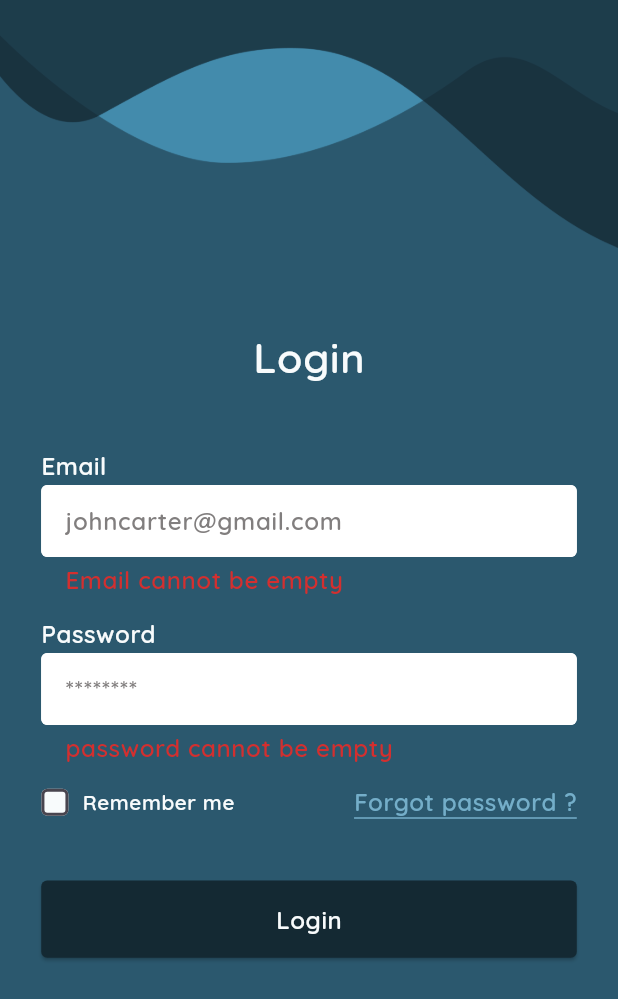
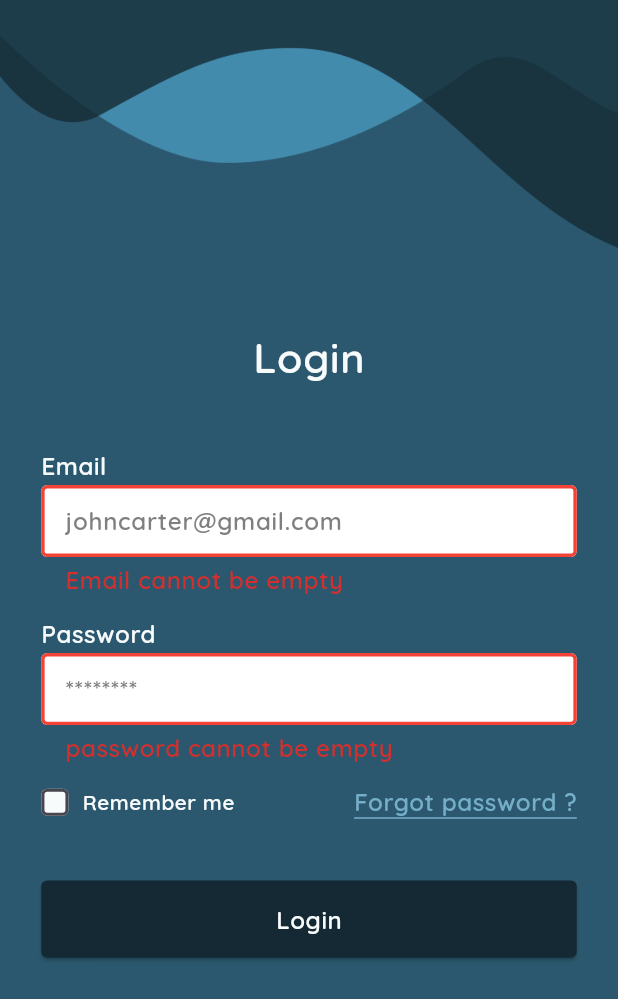
Before and after one commit to Master-Bibash/Apartment-management-system, a Flutter app: the screen it shows after launch, after a tap on "Login", on a phone screen of 412 x 824 dp. Shown: the top 999 px of the screen. Run offline on Flutter 3.47's test engine with Material 3 defaults, Android fonts, the phone set to English and light mode, and no system bars; our stand-ins replace flutter_bloc, flutter_screenutil, google_fonts.

Commit message:
apartment management system

```diff
--- a/lib/main.dart
+++ b/lib/main.dart
@@ -1,6 +1,6 @@
 import 'package:flutter/material.dart';
 import 'package:flutter_apartmentmanagementsystem_1/Theme/style.dart';
-import 'package:flutter_apartmentmanagementsystem_1/screens/login/components/widgets/Cubit/border_cubit.dart';
+import 'package:flutter_apartmentmanagementsystem_1/screens/login/components/widgets/Bloc/inpuit_user_bloc.dart';
 import 'package:flutter_apartmentmanagementsystem_1/screens/login/login_screen.dart';
 import 'package:flutter_bloc/flutter_bloc.dart';
 import 'package:flutter_screenutil/flutter_screenutil.dart';
--- a/lib/screens/login/components/widgets/text_field_widget.dart
+++ b/lib/screens/login/components/widgets/text_field_widget.dart
@@ -1,5 +1,6 @@
 import 'package:flutter/material.dart';
-import 'package:flutter_apartmentmanagementsystem_1/screens/login/components/widgets/Cubit/border_cubit.dart';
+import 'package:flutter_apartmentmanagementsystem_1/screens/login/components/widgets/Bloc/inpuit_user_bloc.dart';
+
 import 'package:flutter_bloc/flutter_bloc.dart';
 import 'package:flutter_screenutil/flutter_screenutil.dart';
 
@@ -24,18 +25,14 @@ class TextFieldWidget extends StatelessWidget {
   Widget build(BuildContext context) {
     print('build');
     ThemeData theme = Theme.of(context);
-    String data;
 
     return BlocBuilder<FormFieldCubit, Map<String, FormFieldStatus>>(
       bloc: _formFieldCubit,
       builder: (context, state) {
         return TextFormField(
           onChanged: (value) {
-            print("state is ${state[fieldName]?.name}");
+
             _formFieldCubit.updateField(fieldName, value);
-            data = value.toString();
-            // data = value.toString();
-            if (data.isEmpty) {}
           },
           validator: valid,
           textAlign: TextAlign.start,
@@ -55,16 +52,16 @@ class TextFieldWidget extends StatelessWidget {
             errorBorder: OutlineInputBorder(
               borderRadius: BorderRadius.circular(4),
               borderSide: BorderSide(
-                color: state[fieldName]?.name == FormFieldStatus.empty
+                color: controller.text.isEmpty
                     ? Colors.red
                     : Colors.white,
-                width: 3.w,
+                width: 2.w,
               ),
             ),
             focusedErrorBorder: OutlineInputBorder(
               borderRadius: BorderRadius.circular(4),
               borderSide: BorderSide(
-                color: state[fieldName]?.name == FormFieldStatus.empty
+                color:  controller.text.isEmpty == FormFieldStatus.empty
                     ? Colors.red
                     : Colors.white,
                 width: 3.w,
@@ -79,7 +76,7 @@ class TextFieldWidget extends StatelessWidget {
             enabledBorder: OutlineInputBorder(
               borderRadius: BorderRadius.circular(4),
               borderSide: BorderSide(
-                color: state[fieldName]?.name == FormFieldStatus.empty
+                color:  controller.text.isEmpty == FormFieldStatus.empty
                     ? Colors.red
                     : Colors.white,
                 width: 3.w,
```
Also changed, not shown: lib/screens/login/components/widgets/bloc/inpuit_user_bloc.dart (renamed from lib/screens/login/components/widgets/Cubit/border_cubit.dart).
